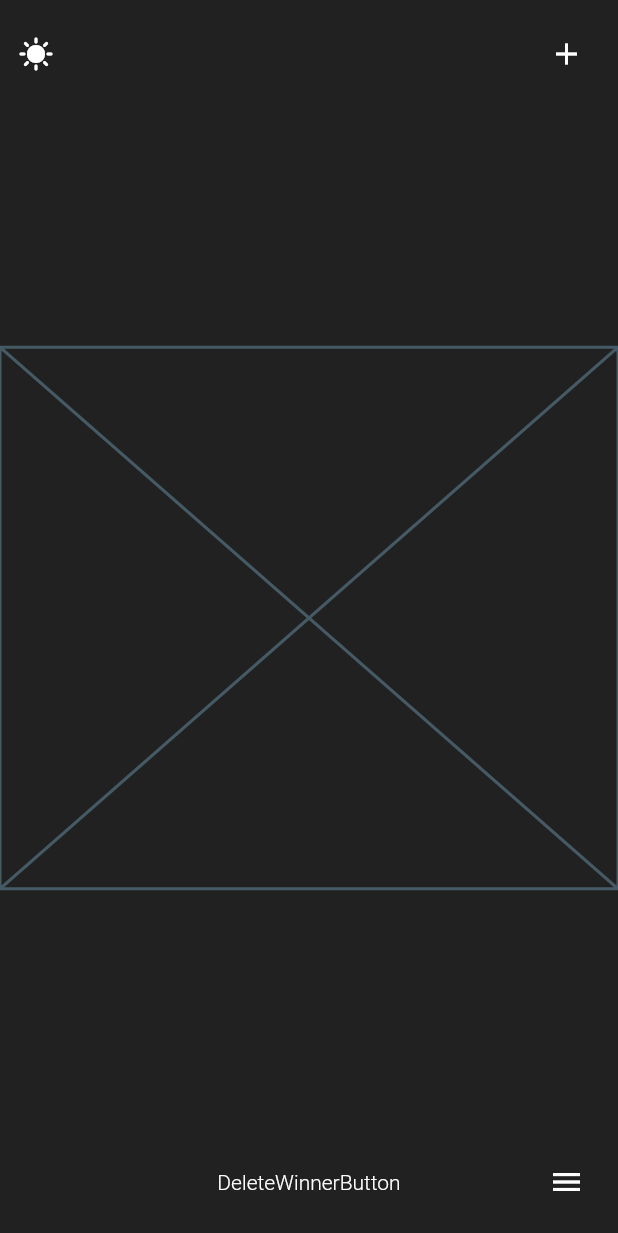
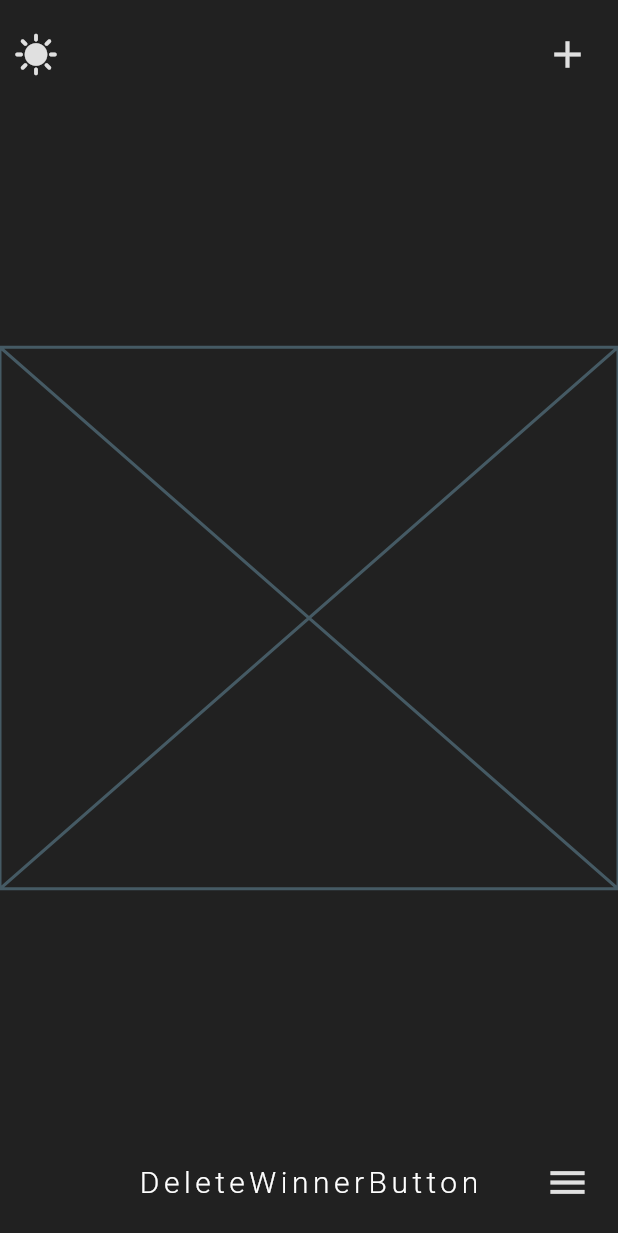
Before and after one commit to brntsv/wheel_auction, a Flutter app: the screen it shows after launch, on a phone screen of 412 x 824 dp. Shown: the top 1233 px of the screen. Run offline on Flutter 3.47's test engine with Material 2 defaults, Android fonts, the phone set to English and light mode, and no system bars; our stand-ins replace shared_preferences.

Commit message:
remake theme files

```diff
--- /dev/null
+++ b/lib/src/theme/app_text_style.dart
@@ -0,0 +1,79 @@
+import 'package:flutter/material.dart';
+import 'package:wheel_auction/src/theme/app_theme.dart';
+
+abstract class AppTextStyle {
+  static const listWheelsHeader = TextStyle(
+    fontSize: 21,
+    fontWeight: FontWeight.w300,
+    fontStyle: FontStyle.normal,
+    // fontFamily: AppFonts.basisGrotesqueProRegular,
+    height: 1.25,
+    letterSpacing: 1,
+  );
+
+  static const cardListWheel = TextStyle(
+    fontSize: 19,
+    fontWeight: FontWeight.w500,
+    fontStyle: FontStyle.normal,
+    // fontFamily: AppFonts.basisGrotesqueProRegular,
+    height: 1.25,
+    letterSpacing: 0.5,
+  );
+
+  static const listWheelsButtonDark = TextStyle(
+    color: Colors.white,
+    fontSize: 20,
+    fontWeight: FontWeight.w300,
+    fontStyle: FontStyle.normal,
+    // fontFamily: AppFonts.basisGrotesqueProRegular,
+    height: 1.33,
+    letterSpacing: 3,
+  );
+
+  static const listWheelsButtonLight = TextStyle(
+    color: Colors.black,
+    fontSize: 20,
+    fontWeight: FontWeight.w900,
+    fontStyle: FontStyle.normal,
+    // fontFamily: AppFonts.basisGrotesqueProRegular,
+    height: 1.33,
+    letterSpacing: 3,
+  );
+
+  static const cardSettingsWheel = TextStyle(
+    fontSize: 17,
+    fontWeight: FontWeight.w300,
+    fontStyle: FontStyle.normal,
+    // fontFamily: AppFonts.basisGrotesqueProRegular,
+    height: 1.25,
+    letterSpacing: 1.5,
+  );
+
+  static const buttonText = TextStyle(
+    color: AppColors.primaryLight,
+    fontSize: 19,
+    fontWeight: FontWeight.w300,
+    fontStyle: FontStyle.normal,
+    // fontFamily: AppFonts.basisGrotesqueProRegular,
+    height: 1.25,
+    letterSpacing: 2,
+  );
+
+  static const hintInputText = TextStyle(
+    fontSize: 18,
+    fontWeight: FontWeight.w300,
+    fontStyle: FontStyle.normal,
+    // fontFamily: AppFonts.basisGrotesqueProRegular,
+    height: 1.25,
+    letterSpacing: 1,
+  );
+
+  static const headlineText = TextStyle(
+    fontSize: 23,
+    fontWeight: FontWeight.w300,
+    fontStyle: FontStyle.normal,
+    // fontFamily: AppFonts.basisGrotesqueProRegular,
+    height: 1.25,
+    letterSpacing: 1,
+  );
+}
--- a/lib/src/theme/app_theme.dart
+++ b/lib/src/theme/app_theme.dart
@@ -1,46 +1,72 @@
 import 'package:flutter/material.dart';
+import 'package:wheel_auction/src/theme/app_text_style.dart';
 
 class AppTheme {
   static const _defaultFontFamily = 'Roboto';
+
   static final darkTheme = ThemeData(
-    primaryColor: const Color.fromRGBO(100, 65, 165, 1.0),
-    primaryColorLight: Colors.grey.shade800,
-    primaryColorDark: Colors.grey.shade800,
-    scaffoldBackgroundColor: Colors.grey.shade900,
-    cardColor: Colors.white24,
-    toggleableActiveColor: const Color.fromARGB(255, 132, 109, 173),
     colorScheme: const ColorScheme.dark(),
-    fontFamily: _defaultFontFamily,
-    focusColor: const Color.fromARGB(255, 132, 109, 173),
-    textTheme: const TextTheme(
-      button: TextStyle(color: Colors.white),
-      bodyText1: TextStyle(color: Colors.black),
-      bodyText2: TextStyle(color: Colors.white),
-    ),
+    brightness: Brightness.dark,
+    primaryColor: AppColors.purpleDominant,
+    primaryColorLight: AppColors.primaryDark,
+    primaryColorDark: AppColors.primaryDark,
+    scaffoldBackgroundColor: AppColors.backgroundDark,
+    cardColor: AppColors.cardDark,
+    toggleableActiveColor: AppColors.purplePastelTone,
+    focusColor: AppColors.purplePastelTone,
     floatingActionButtonTheme: const FloatingActionButtonThemeData(
       foregroundColor: Colors.white,
-      backgroundColor: Color.fromRGBO(100, 65, 165, 1.0),
+      backgroundColor: AppColors.purpleDominant,
     ),
-    // iconTheme: const IconThemeData(color: Color.fromARGB(255, 132, 109, 173)),
+    iconTheme: const IconThemeData(
+      color: AppColors.backgroundLight,
+      size: 30,
+    ),
+    fontFamily: _defaultFontFamily,
+    textTheme: const TextTheme(
+      button: AppTextStyle.buttonText,
+      bodyText2: AppTextStyle.listWheelsButtonDark,
+      headline6: AppTextStyle.headlineText,
+    ),
   );
+
   static final lightTheme = ThemeData(
-    primaryColor: const Color.fromRGBO(100, 65, 165, 1.0),
-    primaryColorLight: Colors.white,
-    primaryColorDark: Colors.grey.shade300,
-    scaffoldBackgroundColor: Colors.grey.shade200,
-    cardColor: Colors.grey.shade200,
-    toggleableActiveColor: const Color.fromARGB(255, 132, 109, 173),
     colorScheme: const ColorScheme.light(),
-    fontFamily: _defaultFontFamily,
-    focusColor: const Color.fromARGB(255, 132, 109, 173),
-    textTheme: const TextTheme(
-      button: TextStyle(color: Colors.white),
-      bodyText2: TextStyle(color: Colors.black),
-    ),
+    brightness: Brightness.light,
+    primaryColor: AppColors.purpleDominant,
+    primaryColorLight: AppColors.primaryLight,
+    primaryColorDark: AppColors.backgroundLight,
+    scaffoldBackgroundColor: AppColors.backgroundLight,
+    cardColor: AppColors.cardLight,
+    toggleableActiveColor: AppColors.purplePastelTone,
+    focusColor: AppColors.purplePastelTone,
     floatingActionButtonTheme: const FloatingActionButtonThemeData(
       foregroundColor: Colors.white,
-      backgroundColor: Color.fromRGBO(100, 65, 165, 1.0),
+      backgroundColor: AppColors.purpleDominant,
     ),
-    // iconTheme: const IconThemeData(color: Color.fromARGB(255, 132, 109, 173)),
+    iconTheme: const IconThemeData(
+      color: AppColors.backgroundDark,
+      size: 32,
+    ),
+    fontFamily: _defaultFontFamily,
+    textTheme: const TextTheme(
+      button: AppTextStyle.buttonText,
+      bodyText2: AppTextStyle.listWheelsButtonLight,
+      headline6: AppTextStyle.headlineText,
+    ),
   );
 }
+
+abstract class AppColors {
+  static const transparent = Color(0x00000000);
+  static const purpleDominant = Color(0xFF6441A5);
+  static const purplePastelTone = Color(0xFF846DAD);
+
+  static const backgroundDark = Color(0xFF212121);
+  static const primaryDark = Color(0xFF424242);
+  static const cardDark = Color(0x3CFFFFFF);
+
+  static const backgroundLight = Color(0xFFE0E0E0);
+  static const primaryLight = Color(0xFFEEEEEE);
+  static const cardLight = Color(0xFFEEEEEE);
+}
```
